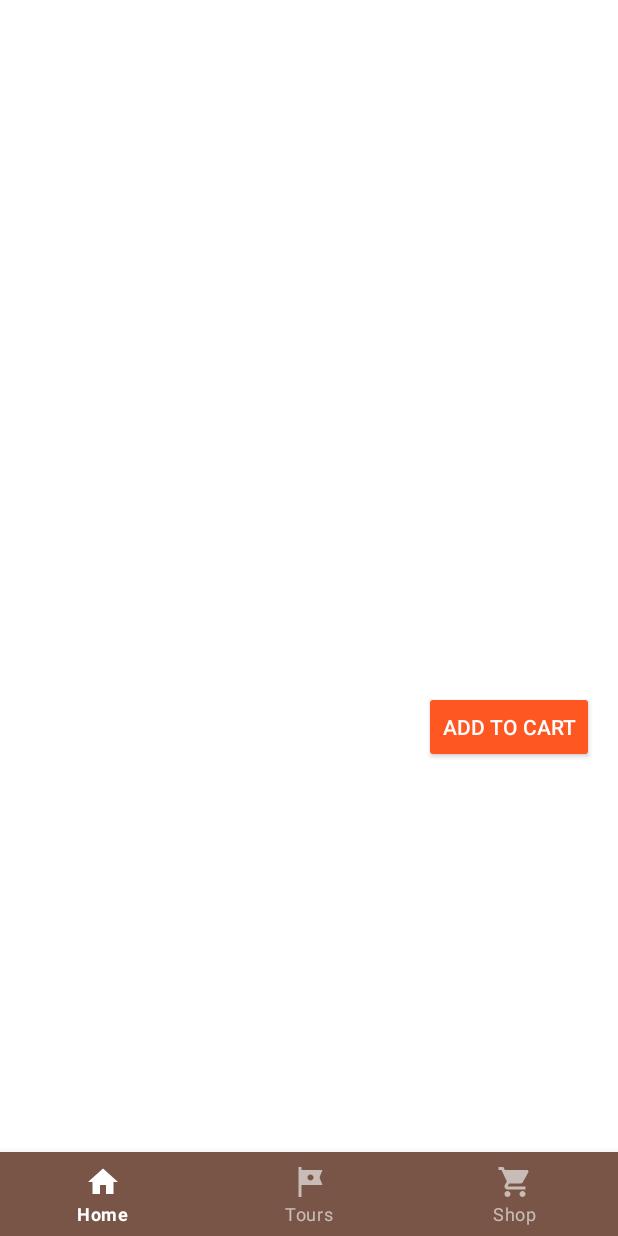
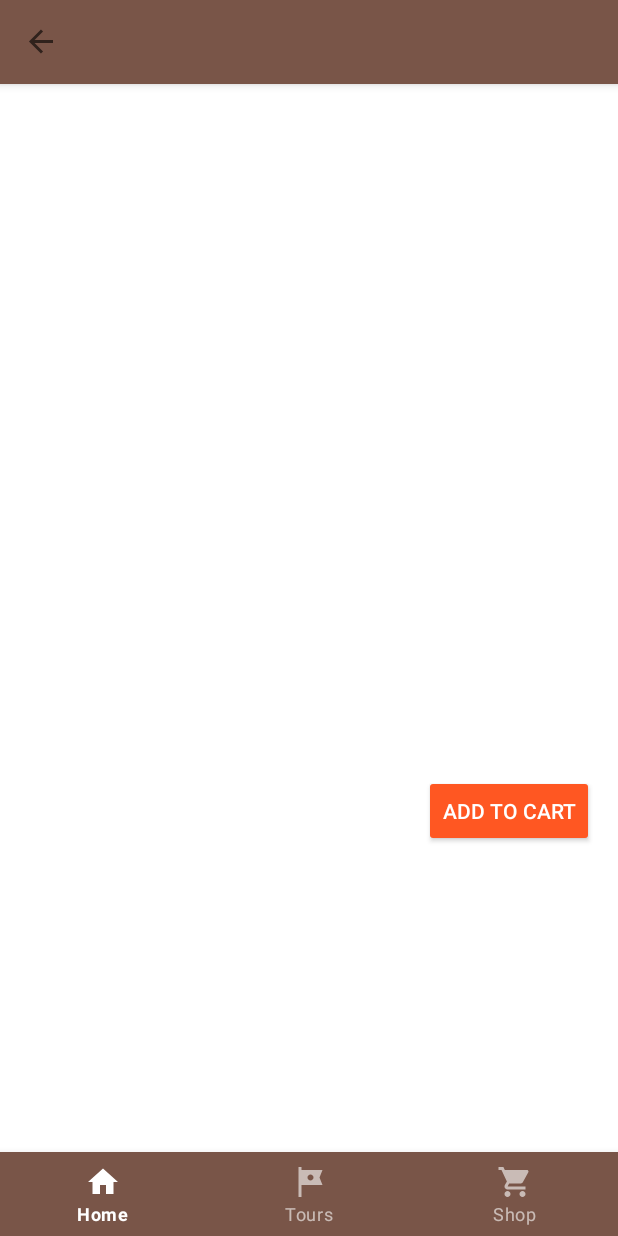
Before and after one commit to LinkedInLearning/android-development-esst-5-storage-and-databases-2886219, an Android app: the DetailFragment screen opened through its navigation route, on a phone screen of 412 x 824 dp. Run offline under Robolectric (Android 15) with nearby library versions, the phone set to English and light mode, and no system bars; our stand-ins replace navigation-ui; pictures from the network do not load.

Commit message:
[+] Added a toolbar to the detail fragment
* Created a live data for changing the bottle quantity

```diff
--- a/app/build.gradle
+++ b/app/build.gradle
@@ -29,13 +29,14 @@ android {
 
 dependencies {
     implementation "org.jetbrains.kotlin:kotlin-stdlib:$kotlin_version"
-    implementation "androidx.core:core-ktx:$kotlin_version"
+    implementation "androidx.core:core-ktx:1.5.0"
     implementation 'androidx.appcompat:appcompat:1.3.0'
     implementation 'androidx.constraintlayout:constraintlayout:2.0.4'
     implementation "androidx.lifecycle:lifecycle-runtime-ktx:2.3.1"
     implementation "androidx.lifecycle:lifecycle-livedata-ktx:2.3.1"
     implementation "androidx.activity:activity-ktx:1.2.3"
     implementation "androidx.fragment:fragment-ktx:1.3.4"
+    implementation "androidx.preference:preference-ktx:1.1.1"
     implementation 'com.google.android.material:material:1.3.0'
     implementation 'io.coil-kt:coil:1.0.0'
     implementation "com.squareup.moshi:moshi-kotlin:1.12.0"
--- a/app/src/main/java/com/example/myapplication/MainActivity.kt
+++ b/app/src/main/java/com/example/myapplication/MainActivity.kt
@@ -1,6 +1,7 @@
 package com.example.myapplication
 
 import android.os.Bundle
+import android.util.Log
 import androidx.activity.viewModels
 import androidx.fragment.app.FragmentActivity
 import androidx.navigation.fragment.NavHostFragment
@@ -24,6 +25,11 @@ class MainActivity : FragmentActivity() {
         val navHostFragment = supportFragmentManager.findFragmentById(R.id.container) as NavHostFragment
         val navController = navHostFragment.navController
         binding.bottomNavigation.setupWithNavController(navController)
+
+        viewModel.quantity.observe(this, {
+            Log.i(LOG_TAG, "updating the badge with this count: $it")
+            updateBadge(it)
+        })
     }
 
     private fun updateBadge(count: Int) {
--- a/app/src/main/java/com/example/myapplication/SharedViewModel.kt
+++ b/app/src/main/java/com/example/myapplication/SharedViewModel.kt
@@ -15,4 +15,10 @@ class SharedViewModel(app: Application) : AndroidViewModel(app) {
         val data = productRepository.getProducts()
         emit(data)
     }
+
+    val quantity: MutableLiveData<Int> = MutableLiveData(0)
+
+    fun incrementQuantity() {
+        quantity.value = quantity.value!! + 1
+    }
 }
--- a/app/src/main/java/com/example/myapplication/shop/DetailFragment.kt
+++ b/app/src/main/java/com/example/myapplication/shop/DetailFragment.kt
@@ -2,12 +2,17 @@ package com.example.myapplication.shop
 
 import android.icu.text.NumberFormat
 import android.os.Bundle
+import android.util.Log
 import android.view.LayoutInflater
 import android.view.View
 import android.view.ViewGroup
 import androidx.fragment.app.Fragment
 import androidx.fragment.app.activityViewModels
+import androidx.navigation.fragment.findNavController
+import androidx.navigation.ui.AppBarConfiguration
+import androidx.navigation.ui.setupWithNavController
 import coil.load
+import com.example.myapplication.LOG_TAG
 import com.example.myapplication.R
 import com.example.myapplication.SharedViewModel
 import com.example.myapplication.databinding.FragmentDetailBinding
@@ -29,6 +34,10 @@ class DetailFragment : Fragment() {
     override fun onViewCreated(view: View, savedInstanceState: Bundle?) {
         super.onViewCreated(view, savedInstanceState)
 
+        val navController = findNavController()
+        val appBarConfiguration = AppBarConfiguration(navController.graph)
+        binding.toolbar.setupWithNavController(navController, appBarConfiguration)
+
         viewModel.selectedProduct.observe(viewLifecycleOwner, { product ->
            with(product) {
                binding.productImage.load(imageFile)
@@ -38,6 +47,11 @@ class DetailFragment : Fragment() {
                binding.priceText.text = NumberFormat.getCurrencyInstance().format(price)
            }
         })
+
+        binding.addToCartButton.setOnClickListener {
+            Log.i(LOG_TAG, "clicked the add to cart button")
+            viewModel.incrementQuantity()
+        }
     }
 
     override fun onDestroyView() {
--- a/app/src/main/res/layout/fragment_detail.xml
+++ b/app/src/main/res/layout/fragment_detail.xml
@@ -6,6 +6,21 @@
     android:layout_width="match_parent"
     android:layout_height="match_parent"
     tools:context=".shop.DetailFragment" >
+
+    <com.google.android.material.appbar.AppBarLayout
+        android:id="@+id/app_bar"
+        android:layout_width="match_parent"
+        android:layout_height="wrap_content"
+        android:fitsSystemWindows="true"
+        app:layout_constraintEnd_toEndOf="parent"
+        app:layout_constraintStart_toStartOf="parent"
+        app:layout_constraintTop_toTopOf="parent">
+
+            <androidx.appcompat.widget.Toolbar
+                android:id="@+id/toolbar"
+                android:layout_width="match_parent"
+                android:layout_height="?attr/actionBarSize"/>
+    </com.google.android.material.appbar.AppBarLayout>
 
     <ImageView
         android:id="@+id/productImage"
@@ -18,7 +33,7 @@
         app:layout_constraintDimensionRatio="1:1"
         app:layout_constraintEnd_toEndOf="parent"
         app:layout_constraintStart_toStartOf="parent"
-        app:layout_constraintTop_toTopOf="parent"
+        app:layout_constraintTop_toBottomOf="@id/app_bar"
         tools:srcCompat="@drawable/basil_bottle" />
 
     <TextView
--- a/app/src/main/res/navigation/nav_graph.xml
+++ b/app/src/main/res/navigation/nav_graph.xml
@@ -27,6 +27,5 @@
     <fragment
         android:id="@+id/detailFragment"
         android:name="com.example.myapplication.shop.DetailFragment"
-        android:label="fragment_detail"
         tools:layout="@layout/fragment_detail" />
 </navigation>
--- a/build.gradle
+++ b/build.gradle
@@ -1,6 +1,6 @@
 // Top-level build file where you can add configuration options common to all sub-projects/modules.
 buildscript {
-    ext.kotlin_version = "1.5.0"
+    ext.kotlin_version = "1.5.10"
     repositories {
         google()
         mavenCentral()
```
